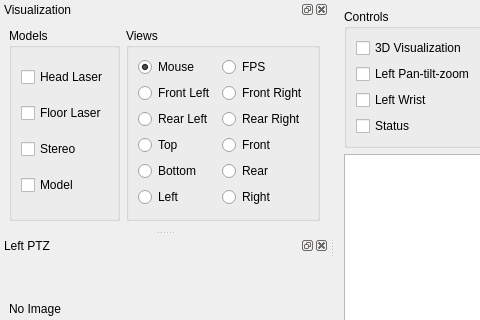
Qt form visualization/pr2_gui/ui/launcher.ui (jbohren-forks/personalrobots-pkg) before a commit; both pictures show x 0 to 480 and y 0 to 320 of the 1043 by 647 pixel window.
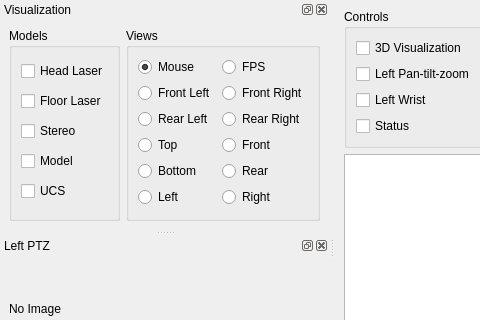
The same form after that commit.

Diff of the .ui file:
```diff
--- a/visualization/pr2_gui/ui/launcher.ui
+++ b/visualization/pr2_gui/ui/launcher.ui
@@ -349,6 +349,13 @@
           </property>
          </widget>
         </item>
+        <item row="4" column="0" >
+         <widget class="QCheckBox" name="UCS_CB" >
+          <property name="text" >
+           <string>UCS</string>
+          </property>
+         </widget>
+        </item>
        </layout>
       </widget>
      </item>
```
